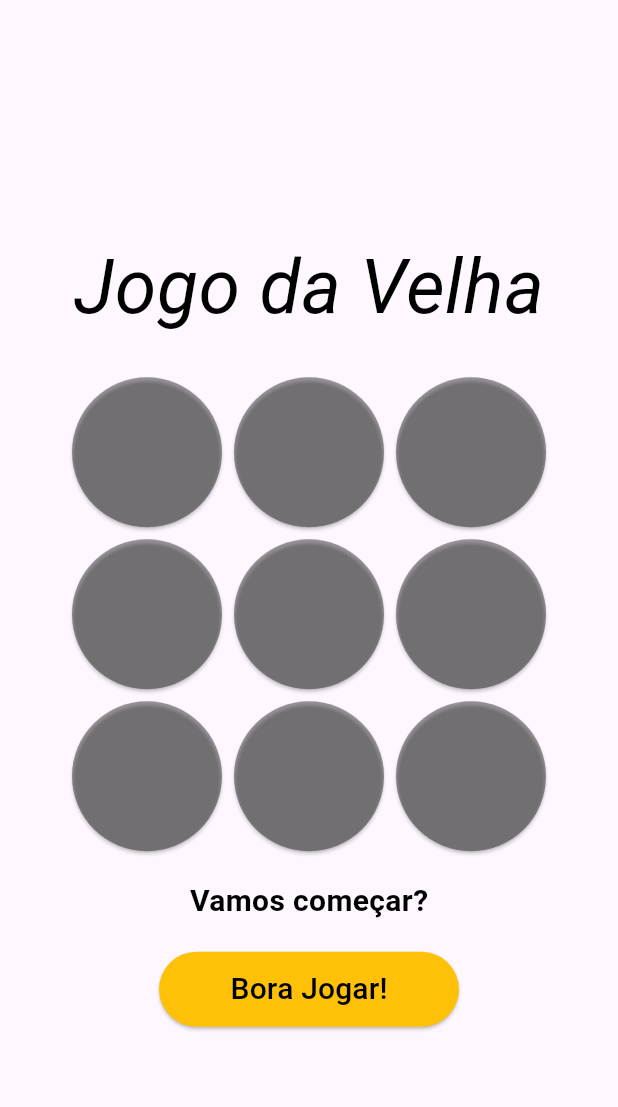
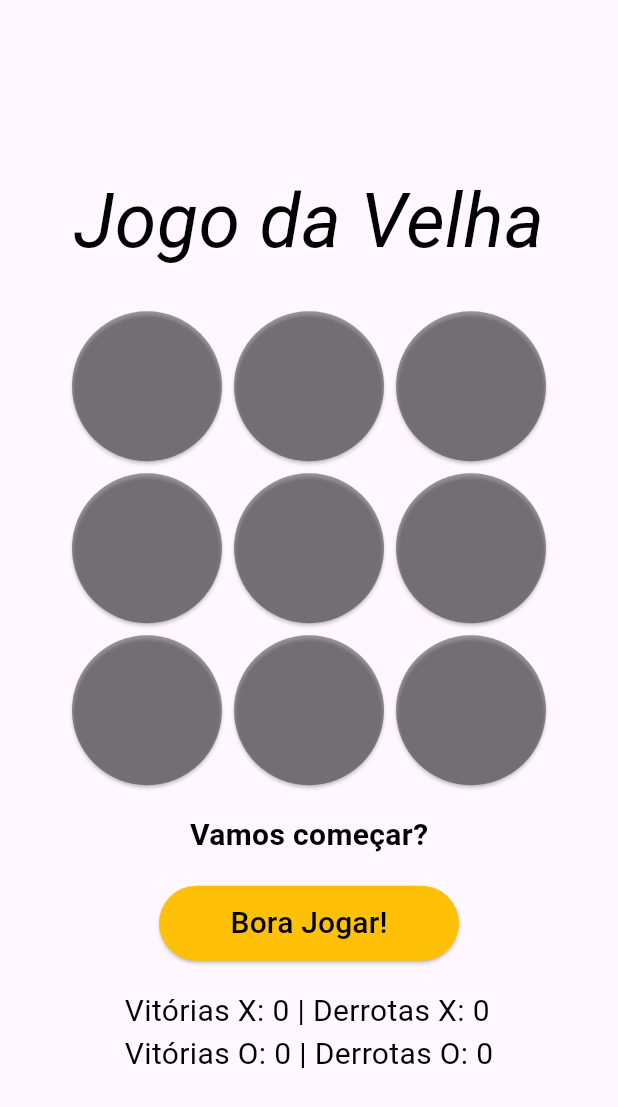
Before and after one commit to cipotorsido/vamoqueumahoravai, a Flutter app: the screen it shows after launch, on a phone screen of 412 x 824 dp. Shown: the top 1107 px of the screen. Run offline on Flutter 3.47's test engine with Material 3 defaults, Android fonts, the phone set to English and light mode, and no system bars.

Commit message:
Mensagem descritiva das alterações

```diff
--- a/lib/my_game_page.dart
+++ b/lib/my_game_page.dart
@@ -18,6 +18,10 @@ class _MyGameState extends State<MyGame> {
   String textoInformativo = 'Vamos começar?';
   bool jogoIniciado = false;
   int jogadas = 0;
+  int victoriesX = 0;
+  int defeatsX = 0;
+  int victoriesO = 0;
+  int defeatsO = 0;
 
   @override
   Widget build(BuildContext context) {
@@ -80,6 +84,14 @@ class _MyGameState extends State<MyGame> {
                       opacity: jogoIniciado ? 0 : 1, child: btInicio())),
             ],
           ),
+          Padding(
+            padding: const EdgeInsets.all(15.0),
+            child: Text(
+              'Vitórias X: $victoriesX | Derrotas X: $defeatsX\n'
+              'Vitórias O: $victoriesO | Derrotas O: $defeatsO',
+              style: const TextStyle(fontSize: 20, color: Colors.black),
+            ),
+          ),
         ],
       ),
     );
@@ -129,7 +141,6 @@ class _MyGameState extends State<MyGame> {
     );
   }
 
-  //logica do click
   void clique({required int linha, required int coluna}) {
     jogadas++;
     grade[linha][coluna] = jogadorAtual;
@@ -137,12 +148,23 @@ class _MyGameState extends State<MyGame> {
         verificaVencedor(jogador: jogadorAtual, linha: linha, coluna: coluna);
 
     if (existeVencedor) {
+      print("entrou no vencedor");
       textoInformativo = '$jogadorAtual Venceu!';
       jogoIniciado = false;
+
+      if (jogadorAtual == 'X') {
+        victoriesX++;
+        defeatsO++;
+      } else {
+        victoriesO++;
+        defeatsX++;
+      }
     } else if (existeVencedor == false && jogadas == 9) {
+      print("entrou no empate");
       textoInformativo = 'Empate!';
       jogoIniciado = false;
     } else {
+      print("entrou no else");
       if (jogadorAtual == 'X') {
         jogadorAtual = 'O';
       } else {
@@ -155,14 +177,14 @@ class _MyGameState extends State<MyGame> {
   bool verificaVencedor(
       {required String jogador, required int linha, required int coluna}) {
     bool venceu = true;
-    //verfica linha
+
     for (int i = 0; i < 3; i++) {
       if (grade[linha][i] != jogador) {
         venceu = false;
         break;
       }
     }
-    //verifica coluna
+
     if (venceu == false) {
       for (int j = 0; j < 3; j++) {
         if (grade[j][coluna] != jogador) {
@@ -174,7 +196,6 @@ class _MyGameState extends State<MyGame> {
       }
     }
 
-    //verifica diagonal
     if (venceu == false) {
       if (grade[1][1] == jogador) {
         if (grade[0][0] == jogador && grade[2][2] == jogador) {
```
